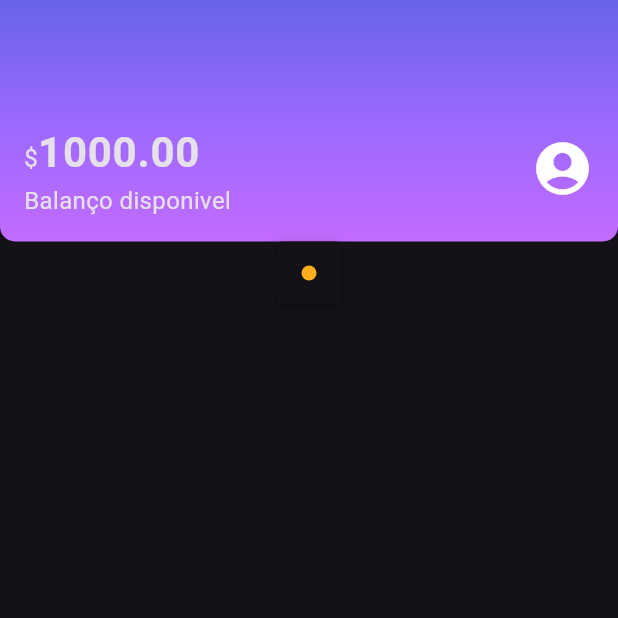
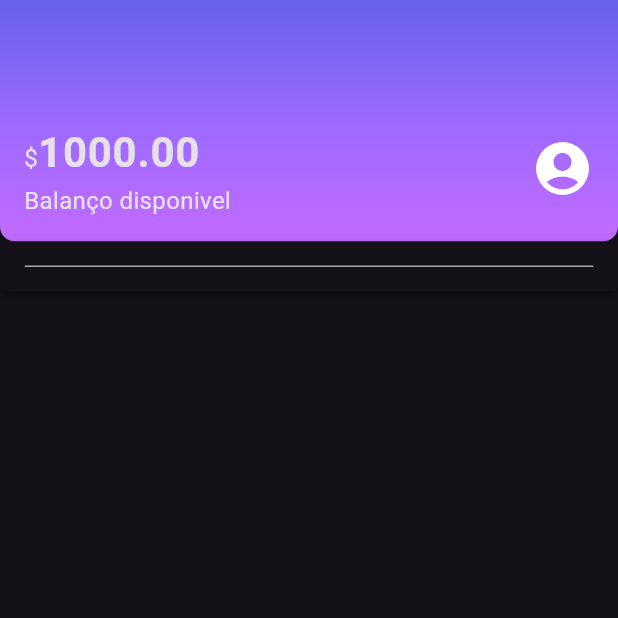
Before and after one commit to msbzz/flutterLayouts1, a Flutter app: the screen it shows after launch, on a phone screen of 412 x 824 dp, the top half of it. Run offline on Flutter 3.47's test engine with Material 3 defaults, Android fonts, the phone set to English and light mode, and no system bars.

Commit message:
Criação dos widgets que serão utilizados dentro dos cartões. Criando o widget 'ContentDivision'

```diff
--- /dev/null
+++ b/alubank/lib/compoments/comtent_division.dart
@@ -0,0 +1,14 @@
+import 'package:alubank/themes/theme_colors.dart';
+import 'package:flutter/material.dart';
+
+class ComtentDivision extends StatelessWidget {
+const ComtentDivision({ Key? key }) : super(key: key);
+
+  @override
+  Widget build(BuildContext context){
+    return Container(
+      height: 1,
+      decoration: BoxDecoration(border:Border.all(color:ThemeColors.division)) ,
+    );
+  }
+}
--- a/alubank/lib/screens/home.dart
+++ b/alubank/lib/screens/home.dart
@@ -1,5 +1,6 @@
 import 'package:alubank/compoments/box_card.dart';
 import 'package:alubank/compoments/color_dot.dart';
+import 'package:alubank/compoments/comtent_division.dart';
 import 'package:alubank/compoments/sections/header.dart';
 import 'package:alubank/themes/theme_colors.dart';
 import 'package:flutter/material.dart';
@@ -13,7 +14,7 @@ class Home extends StatelessWidget {
       body: Column(
         children: <Widget>[
           Header(),
-          BoxCard(boxContent: ColorDot(color:ThemeColors.recentActivity['spent'])),
+          BoxCard(boxContent: ComtentDivision() ),
         ],
       ),
     );
--- a/alubank/lib/themes/theme_colors.dart
+++ b/alubank/lib/themes/theme_colors.dart
@@ -13,4 +13,5 @@ class ThemeColors{
      'income':Color.fromRGBO(191, 69, 198, 1.0),
   } ;
 
+  static const division= Color.fromRGBO(166, 166, 166, 1.0);
 }
--- a/info.txt
+++ b/info.txt
@@ -62,5 +62,7 @@ objetivos 3
 
 4 Construção do cartão
 
-  Criação dos widgets utilizados dentro dos cartões color_dot.dart
-    obs: necessário indicar o parametro color como sendo opcional (?) devido ao material não reconhecer o map de cores em 'recentActivity'
+  Criação dos widgets que serão utilizados dentro dos cartões. Criando o widget 'ColorDot'
+    obs: necessário indicar o parametro color como sendo opcional (?) devido ao flutter não reconhecer o map de cores em 'recentActivity'
+
+    Criação dos widgets que serão utilizados dentro dos cartões. Criando o widget 'ContentDivision'
```
Also changed, not shown: modelo/teste widget content_diviuion.png (added).
